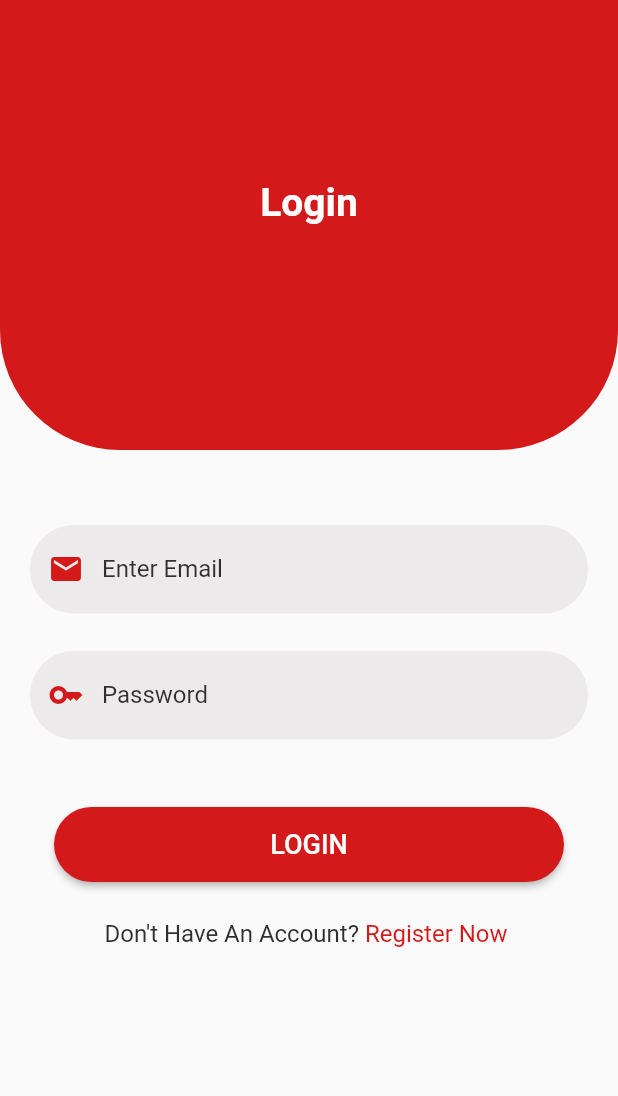
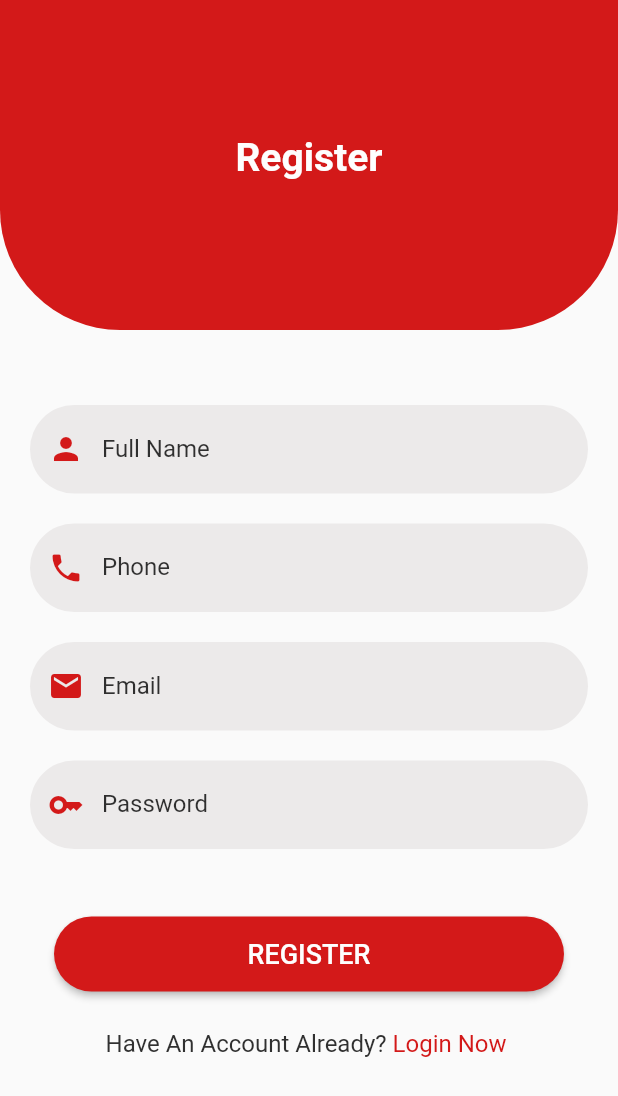
Before and after one commit to Ange-Carine/Emergency_app, a Flutter app: the SignupScreen screen opened by its route, on a phone screen of 412 x 824 dp. Shown: the top 1096 px of the screen. Run offline on Flutter 3.47's test engine with Material 2 defaults, Android fonts, the phone set to English and light mode, and no system bars.

Commit message:
signup screen

```diff
--- a/authentication/lib/login_screen.dart
+++ b/authentication/lib/login_screen.dart
@@ -14,6 +14,8 @@ class LoginScreen extends StatefulWidget {
 class _LoginScreenState extends State<LoginScreen> {
   final TextEditingController _passwordTextController = TextEditingController();
   final TextEditingController _emailTextController = TextEditingController();
+
+  final _formKey = GlobalKey<FormState>();
 
   @override
   Widget build(BuildContext context) {
@@ -47,6 +49,8 @@ class _LoginScreenState extends State<LoginScreen> {
               Padding(
                 padding:
                     const EdgeInsets.symmetric(horizontal: 20, vertical: 50),
+                child: Form(
+                  key: _formKey,
                   child: Column(
                     children: [
                       reusableTextField(
@@ -61,7 +65,7 @@ class _LoginScreenState extends State<LoginScreen> {
                         ),
                       ),
                       const SizedBox(
-                      height: 25,
+                        height: 20,
                       ),
                       reusableTextField(
                         controller: _passwordTextController,
@@ -109,6 +113,7 @@ class _LoginScreenState extends State<LoginScreen> {
                     ],
                   ),
                 ),
+              ),
             ],
           ),
         ),
--- a/authentication/lib/signup_screen.dart
+++ b/authentication/lib/signup_screen.dart
@@ -12,8 +12,13 @@ class SignupScreen extends StatefulWidget {
 }
 
 class _SignupScreenState extends State<SignupScreen> {
+  final TextEditingController _usernameTextController = TextEditingController();
+  final TextEditingController _emailTextController = TextEditingController();
+  final TextEditingController _phoneTextController = TextEditingController();
   final TextEditingController _passwordTextController = TextEditingController();
-  final TextEditingController _emailTextController = TextEditingController();
+
+  final _formKey = GlobalKey<FormState>();
+
 
   @override
   Widget build(BuildContext context) {
@@ -25,7 +30,7 @@ class _SignupScreenState extends State<SignupScreen> {
           child: Column(
             children: [
               Container(
-                height: 300,
+                height: 220,
                 width: double.infinity,
                 decoration: const BoxDecoration(
                     color: Color(0xffD31919),
@@ -33,9 +38,9 @@ class _SignupScreenState extends State<SignupScreen> {
                         bottomLeft: Radius.circular(80.0),
                         bottomRight: Radius.circular(80.0))),
                 child: const Padding(
-                  padding: EdgeInsets.symmetric(vertical: 120),
+                  padding: EdgeInsets.symmetric(vertical: 90),
                   child: Text(
-                    'Login',
+                    'Register',
                     style: TextStyle(
                         color: Color(0xfffefefe),
                         fontSize: 26,
@@ -47,12 +52,42 @@ class _SignupScreenState extends State<SignupScreen> {
               Padding(
                 padding:
                     const EdgeInsets.symmetric(horizontal: 20, vertical: 50),
+                child: Form(
+                  key: _formKey,
                   child: Column(
                     children: [
                       reusableTextField(
+                        controller: _usernameTextController,
+                        labelText: 'Full Name',
+                        hintText: 'Full Name',
+                        isPaswordType: false,
+                        keyboardType: TextInputType.emailAddress,
+                        prefixIcon: const Icon(
+                          Icons.person,
+                          color: Color(0xffD31919),
+                        ),
+                      ),
+                      const SizedBox(
+                        height: 20,
+                      ),
+                      reusableTextField(
+                        controller: _phoneTextController,
+                        labelText: 'Phone',
+                        hintText: 'Phone',
+                        isPaswordType: false,
+                        keyboardType: TextInputType.number,
+                        prefixIcon: const Icon(
+                          Icons.phone,
+                          color: Color(0xffD31919),
+                        ),
+                      ),
+                      const SizedBox(
+                        height: 20,
+                      ),
+                      reusableTextField(
                         controller: _emailTextController,
-                      labelText: 'Enter Email',
-                      hintText: 'Enter Email',
+                        labelText: 'Email',
+                        hintText: 'Email',
                         isPaswordType: false,
                         keyboardType: TextInputType.emailAddress,
                         prefixIcon: const Icon(
@@ -61,7 +96,7 @@ class _SignupScreenState extends State<SignupScreen> {
                         ),
                       ),
                       const SizedBox(
-                      height: 25,
+                        height: 20,
                       ),
                       reusableTextField(
                         controller: _passwordTextController,
@@ -76,10 +111,11 @@ class _SignupScreenState extends State<SignupScreen> {
                       const SizedBox(
                         height: 35,
                       ),
+
                       authButton(
                         height: 50,
                         width: 340,
-                      text: 'LOGIN',
+                        text: 'REGISTER',
                         textColor: const Color(0xfffefefe),
                         backgroundColor: const Color(0xffD31919),
                         onPressed: () {},
@@ -89,16 +125,16 @@ class _SignupScreenState extends State<SignupScreen> {
                       ),
                       Text.rich(
                         TextSpan(
-                        text: "Don't Have An Account?",
+                          text: "Have An Account Already?",
                           style: TextStyle(fontSize: 16, color: Colors.grey[850]),
                           children: <TextSpan>[
                             TextSpan(
-                              text: " Register Now ",
+                                text: " Login Now ",
                                 style: const TextStyle(
                                     fontSize: 16, color: Color(0xffD31919)),
                                 recognizer: TapGestureRecognizer()
                                 ..onTap =() {
-                                Navigator.of(context).pushNamed('/register');
+                                  Navigator.of(context).pushNamed('/');
                                 }
 
                             ),
@@ -109,6 +145,7 @@ class _SignupScreenState extends State<SignupScreen> {
                     ],
                   ),
                 ),
+              ),
             ],
           ),
         ),
```
Lines whose indentation alone changed are shown as unchanged.
